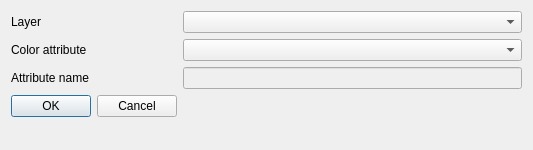
Above: color_attribute/ui_color_attribute.ui from kxtells/kxtells_qgis_plugins before the change. Below: the same form after it.
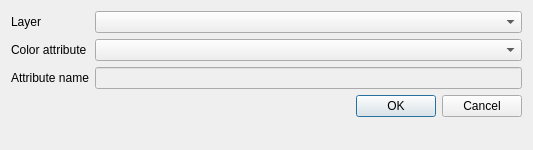
That is the form after the change.

Commit message: Moved Cancel/OK to the right of the dialog

What changed in the file:
```diff
--- a/color_attribute/ui_color_attribute.ui
+++ b/color_attribute/ui_color_attribute.ui
@@ -37,16 +37,6 @@
    <item row="2" column="1">
     <widget class="QComboBox" name="colorBox"/>
    </item>
-   <item row="4" column="0">
-    <widget class="QDialogButtonBox" name="buttonBox">
-     <property name="orientation">
-      <enum>Qt::Horizontal</enum>
-     </property>
-     <property name="standardButtons">
-      <set>QDialogButtonBox::Cancel|QDialogButtonBox::Ok</set>
-     </property>
-    </widget>
-   </item>
    <item row="3" column="1">
     <widget class="QLineEdit" name="attrNewName">
      <property name="enabled">
@@ -61,6 +51,16 @@
      </property>
     </widget>
    </item>
+   <item row="4" column="1">
+    <widget class="QDialogButtonBox" name="buttonBox">
+     <property name="orientation">
+      <enum>Qt::Horizontal</enum>
+     </property>
+     <property name="standardButtons">
+      <set>QDialogButtonBox::Cancel|QDialogButtonBox::Ok</set>
+     </property>
+    </widget>
+   </item>
   </layout>
  </widget>
  <resources/>
```
The commit also changes 1 other file.
